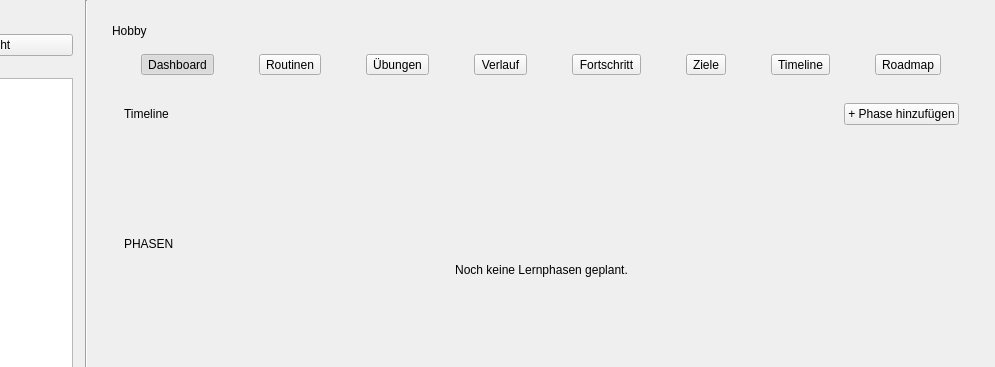
This is resources/mainwindow.ui in ItsDylan255/Skillbase as Qt 5 draws it before an edit; both pictures show x 115 to 1110 and y 0 to 367 of the 1110 by 656 pixel window. The edited form follows.
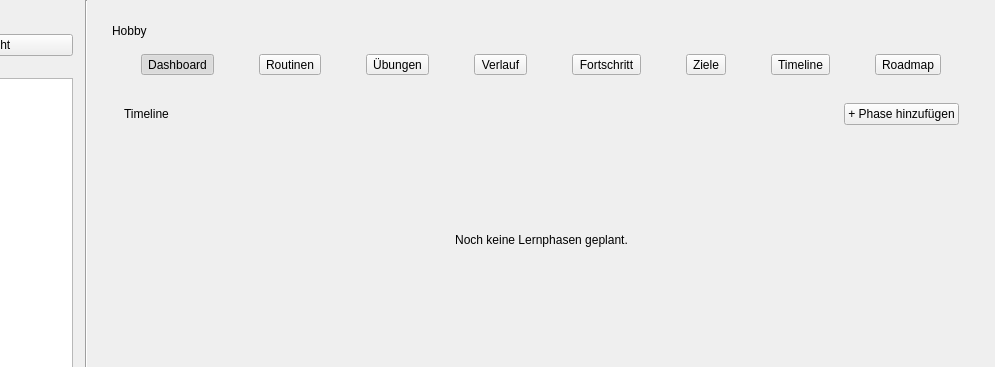
This is the edited form. Custom widgets are drawn as their Qt base class.

Commit message: feat: add timeline phases and editing

```diff
--- a/resources/mainwindow.ui
+++ b/resources/mainwindow.ui
@@ -795,64 +795,40 @@
                 </layout>
                </item>
                <item>
-                <widget class="TimelineBarWidget" name="timelineBarWidget" native="true">
+                <widget class="QScrollArea" name="timelineBarScrollArea">
                  <property name="minimumSize">
                   <size>
                    <width>0</width>
-                   <height>88</height>
+                   <height>84</height>
                   </size>
                  </property>
                  <property name="maximumSize">
                   <size>
                    <width>16777215</width>
-                   <height>88</height>
+                   <height>84</height>
                   </size>
                  </property>
-                 <property name="toolTip">
-                  <string>Lernphasen chronologisch, Breite entspricht der Dauer · Lücken zeigen Pausen · Farbe entspricht dem Hobby</string>
-                 </property>
-                </widget>
-               </item>
-               <item>
-                <widget class="QLabel" name="timelinePhasesHeaderLabel">
-                 <property name="text">
-                  <string>PHASEN</string>
-                 </property>
-                </widget>
-               </item>
-               <item>
-                <widget class="QScrollArea" name="timelinePhaseScrollArea">
                  <property name="frameShape">
                   <enum>QFrame::Shape::NoFrame</enum>
                  </property>
                  <property name="widgetResizable">
-                  <bool>true</bool>
+                  <bool>false</bool>
                  </property>
-                 <widget class="QWidget" name="timelinePhasesWidget">
+                 <widget class="TimelineBarWidget" name="timelineBarWidget" native="true">
                   <property name="geometry">
                    <rect>
                     <x>0</x>
                     <y>0</y>
-                    <width>835</width>
-                    <height>379</height>
+                    <width>400</width>
+                    <height>84</height>
                    </rect>
                   </property>
-                  <layout class="QVBoxLayout" name="timelinePhasesLayout">
-                   <property name="spacing">
-                    <number>12</number>
-                   </property>
-                   <property name="leftMargin">
-                    <number>0</number>
-                   </property>
-                   <property name="topMargin">
-                    <number>0</number>
-                   </property>
-                   <property name="rightMargin">
-                    <number>0</number>
-                   </property>
-                   <property name="bottomMargin">
-                    <number>0</number>
-                   </property>
+                  <property name="toolTip">
+                   <string>Lernphasen chronologisch, Breite entspricht der Dauer · Lücken zeigen Pausen · Farbe entspricht dem Hobby</string>
+                  </property>
+                 </widget>
+                </widget>
+               </item>
                    <item>
                     <widget class="QLabel" name="timelineEmptyLabel">
                      <property name="text">
@@ -864,7 +840,7 @@
                     </widget>
                    </item>
                    <item>
-                    <spacer name="timelinePhasesSpacer">
+                <spacer name="timelinePageSpacer">
                      <property name="orientation">
                       <enum>Qt::Orientation::Vertical</enum>
                      </property>
@@ -875,10 +851,6 @@
                       </size>
                      </property>
                     </spacer>
-                   </item>
-                  </layout>
-                 </widget>
-                </widget>
                </item>
               </layout>
              </widget>
```
Left out of the diff: 6 changed lines with no effect on the pictures. Lines whose indentation alone changed are shown as unchanged. The commit also changes 9 other files.
